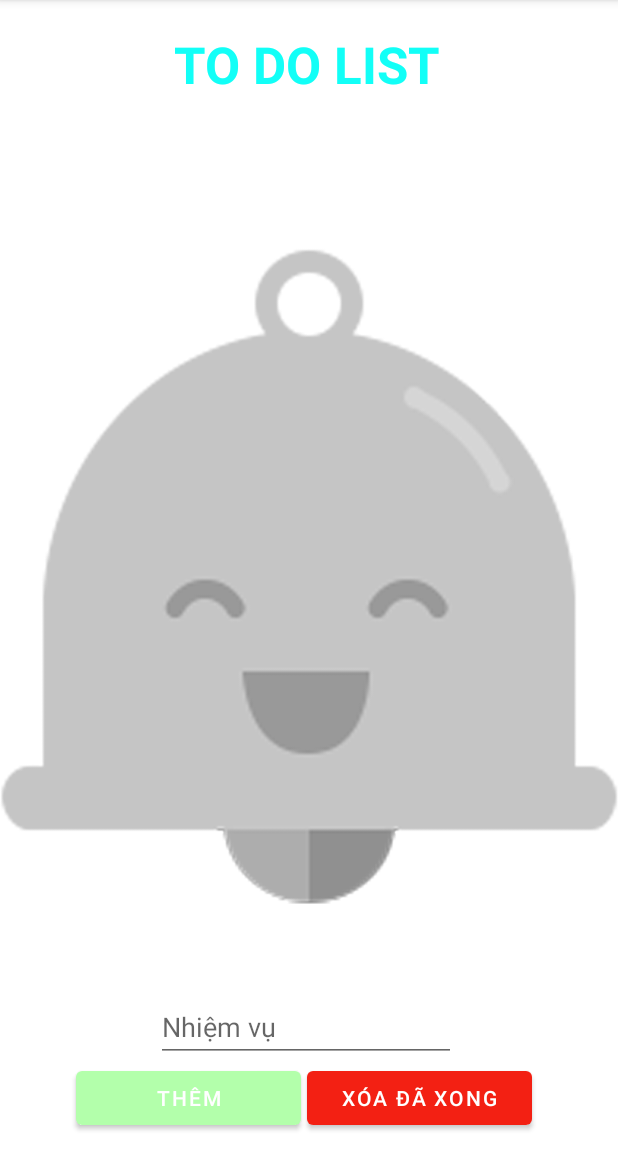
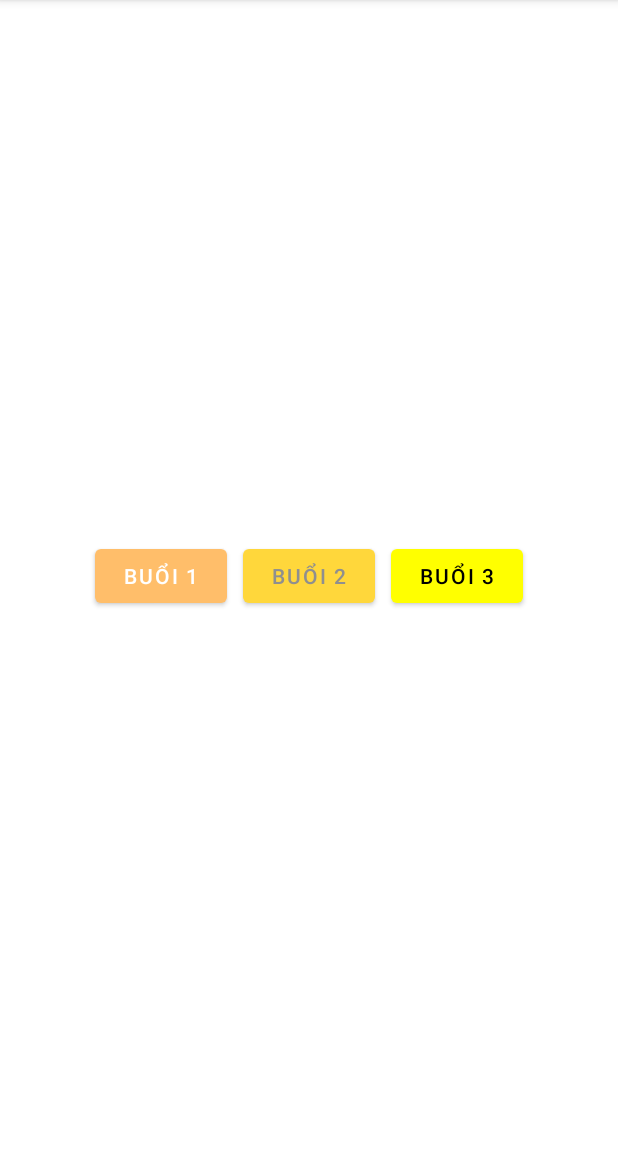
Before and after one commit to Namesiss/android, an Android app: the screen it shows after launch (MainActivity), on a phone screen of 412 x 824 dp, the part 84-1236 px from its top. Run offline under Robolectric (Android 15) with nearby library versions, the phone set to English and light mode, and no system bars.

Commit message:
Android Demo App

```diff
--- a/app/build.gradle
+++ b/app/build.gradle
@@ -40,6 +40,8 @@ dependencies {
     implementation 'androidx.appcompat:appcompat:1.2.0'
     implementation 'com.google.android.material:material:1.2.1'
     implementation 'androidx.constraintlayout:constraintlayout:2.0.1'
+    implementation 'androidx.legacy:legacy-support-v4:1.0.0'
+    implementation 'androidx.fragment:fragment:1.2.5'
     testImplementation 'junit:junit:4.+'
     androidTestImplementation 'androidx.test.ext:junit:1.1.2'
     androidTestImplementation 'androidx.test.espresso:espresso-core:3.3.0'
--- a/app/src/main/AndroidManifest.xml
+++ b/app/src/main/AndroidManifest.xml
@@ -9,6 +9,10 @@
         android:roundIcon="@mipmap/ic_launcher_round"
         android:supportsRtl="true"
         android:theme="@style/Theme.BasicKotlin">
+        <activity android:name=".day3.MainActivity"></activity>
+        <activity android:name=".day2.SecondaryActivity" />
+        <activity android:name=".day2.MainActivity" />
+        <activity android:name=".day1.MainActivity" />
         <activity android:name=".MainActivity">
             <intent-filter>
                 <action android:name="android.intent.action.MAIN" />
--- a/app/src/main/java/com/example/basickotlin/MainActivity.kt
+++ b/app/src/main/java/com/example/basickotlin/MainActivity.kt
@@ -1,31 +1,32 @@
 package com.example.basickotlin
 
+import android.content.Intent
 import androidx.appcompat.app.AppCompatActivity
 import android.os.Bundle
-import androidx.recyclerview.widget.LinearLayoutManager
+import android.view.View
 import kotlinx.android.synthetic.main.activity_main.*
+import com.example.basickotlin.day1.MainActivity as M1
+import com.example.basickotlin.day2.MainActivity as M2
 
 class MainActivity : AppCompatActivity() {
-    private lateinit var toDoAdapter: ToDoAdapter
+
     override fun onCreate(savedInstanceState: Bundle?) {
         super.onCreate(savedInstanceState)
         setContentView(R.layout.activity_main)
-        toDoAdapter = ToDoAdapter(mutableListOf())
-        rvTodoItems.adapter = toDoAdapter
-        rvTodoItems.layoutManager = LinearLayoutManager(this)
 
-        btnAdd.setOnClickListener {
-            val tdTitle = textTodo.text.toString()
-            println(tdTitle)
-            if(tdTitle.isNotEmpty()) {
-                val todo = ToDo(tdTitle)
-                toDoAdapter.addToDo(todo)
-                textTodo.text.clear()
+        val listener = View.OnClickListener { view ->
+            when(view.getId()) {
+                R.id.btnDay1 ->
+                    startActivity(Intent(this, M1::class.java))
+                R.id.btnDay2 ->
+                    startActivity(Intent(this, M2::class.java))
             }
         }
 
-        btnDelete.setOnClickListener {
-            toDoAdapter.deleteDoneTodos()
-        }
+        btnDay1.setOnClickListener(listener)
+        btnDay2.setOnClickListener(listener)
+        btnDay3.setOnClickListener(listener)
     }
+
+
 }
--- a/app/src/main/java/com/example/basickotlin/ToDo.kt
+++ b/app/src/main/java/com/example/basickotlin/day1/ToDo.kt
@@ -1,4 +1,4 @@
-package com.example.basickotlin
+package com.example.basickotlin.day1
 
 data class ToDo(
     var title: String,
--- a/app/src/main/java/com/example/basickotlin/ToDoAdapter.kt
+++ b/app/src/main/java/com/example/basickotlin/day1/ToDoAdapter.kt
@@ -1,13 +1,13 @@
-package com.example.basickotlin
+package com.example.basickotlin.day1
 
 import android.graphics.Paint.STRIKE_THRU_TEXT_FLAG
 
 import android.view.LayoutInflater
 import android.view.ViewGroup
 import android.view.View
-import android.widget.CheckBox
 import android.widget.TextView
 import androidx.recyclerview.widget.RecyclerView
+import com.example.basickotlin.R
 import kotlinx.android.synthetic.main.item_todo.view.*
 
 class ToDoAdapter(
--- a/app/src/main/res/layout/activity_main.xml
+++ b/app/src/main/res/layout/activity_main.xml
@@ -6,87 +6,45 @@
     android:layout_height="match_parent"
     tools:context=".MainActivity">
 
-    <ImageView
-        android:id="@+id/imageView"
-        android:layout_width="wrap_content"
-        android:layout_height="wrap_content"
-        app:layout_constraintBottom_toBottomOf="parent"
-        app:layout_constraintEnd_toEndOf="parent"
-        app:layout_constraintStart_toStartOf="parent"
-        app:layout_constraintTop_toTopOf="parent"
-        app:srcCompat="@drawable/bell" />
 
-    <androidx.recyclerview.widget.RecyclerView
-        android:id="@+id/rvTodoItems"
+    <LinearLayout
         android:layout_width="match_parent"
-        android:layout_height="0dp"
-        app:layout_constraintBottom_toTopOf="@+id/textTodo"
-        app:layout_constraintEnd_toEndOf="parent"
-        app:layout_constraintStart_toStartOf="parent"
-        app:layout_constraintTop_toBottomOf="@+id/textView" />
+        android:layout_height="match_parent"
+        android:gravity="center"
+        android:orientation="horizontal"
+        android:padding="5sp"
+        android:paddingLeft="5sp"
+        android:paddingTop="5sp"
+        android:paddingRight="5sp"
+        android:paddingBottom="5sp"
+        android:showDividers="middle">
 
-    <EditText
-        android:id="@+id/textTodo"
-        android:layout_width="200dp"
-        android:layout_height="46dp"
-        android:layout_marginStart="104dp"
-        android:layout_marginLeft="104dp"
-        android:layout_marginBottom="60dp"
-        android:hint="@string/item"
-        app:layout_constraintBottom_toBottomOf="parent"
-        app:layout_constraintStart_toStartOf="parent" />
+        <Button
+            android:id="@+id/btnDay1"
+            android:layout_width="wrap_content"
+            android:layout_height="wrap_content"
+            android:layout_margin="5sp"
+            android:text="Buổi 1"
+            app:backgroundTint="#FFBE6A" />
 
-    <androidx.constraintlayout.widget.Guideline
-        android:id="@+id/guideline"
-        android:layout_width="wrap_content"
-        android:layout_height="wrap_content"
-        android:orientation="horizontal"
-        app:layout_constraintGuide_begin="20dp" />
 
-    <androidx.constraintlayout.widget.Guideline
-        android:id="@+id/guideline2"
-        android:layout_width="wrap_content"
-        android:layout_height="wrap_content"
-        android:orientation="vertical"
-        app:layout_constraintGuide_begin="20dp" />
+        <Button
+            android:id="@+id/btnDay2"
+            android:layout_width="wrap_content"
+            android:layout_height="wrap_content"
+            android:layout_margin="5sp"
+            android:text="Buổi 2"
+            android:textColor="#8F8F8F"
+            app:backgroundTint="#FFD73B" />
 
-    <Button
-        android:id="@+id/btnAdd"
-        android:layout_width="150dp"
-        android:layout_height="wrap_content"
-        android:layout_marginEnd="4dp"
-        android:layout_marginRight="4dp"
-        android:layout_marginBottom="12dp"
-        android:text="@string/Add"
-        app:layout_constraintBottom_toBottomOf="parent"
-        app:layout_constraintEnd_toStartOf="@+id/btnDelete"
-        app:layout_constraintHorizontal_bias="1.0"
-        app:layout_constraintStart_toStartOf="parent" />
-
-    <TextView
-        android:id="@+id/textView"
-        android:layout_width="wrap_content"
-        android:layout_height="wrap_content"
-        android:layout_marginTop="20dp"
-        android:text="@string/to_do_list_title"
-        android:textColor="@color/primaryColor_2"
-        android:textSize="34sp"
-        android:textStyle="bold"
-        app:layout_constraintEnd_toEndOf="parent"
-        app:layout_constraintHorizontal_bias="0.497"
-        app:layout_constraintStart_toStartOf="parent"
-        app:layout_constraintTop_toTopOf="parent" />
-
-    <Button
-        android:id="@+id/btnDelete"
-        android:layout_width="150dp"
-        android:layout_height="wrap_content"
-        android:layout_marginEnd="57dp"
-        android:layout_marginRight="57dp"
-        android:layout_marginBottom="12dp"
-        android:text="@string/x_a_xong"
-        app:backgroundTint="@color/dangerColor"
-        app:layout_constraintBottom_toBottomOf="parent"
-        app:layout_constraintEnd_toEndOf="parent" />
+        <Button
+            android:id="@+id/btnDay3"
+            android:layout_width="wrap_content"
+            android:layout_height="wrap_content"
+            android:layout_margin="5sp"
+            android:text="Buổi 3"
+            android:textColor="#000000"
+            app:backgroundTint="#FFFF00" />
+    </LinearLayout>
 
 </androidx.constraintlayout.widget.ConstraintLayout>
--- a/app/src/main/res/values/strings.xml
+++ b/app/src/main/res/values/strings.xml
@@ -4,4 +4,6 @@
     <string name="x_a_xong">Xóa đã xong</string>
     <string name="to_do_list_title">TO DO LIST</string>
     <string name="Add">Thêm</string>
+    <!-- TODO: Remove or change this placeholder text -->
+    <string name="hello_blank_fragment">Hello blank fragment</string>
 </resources>
```
Also changed, not shown: app/src/main/java/com/example/basickotlin/day1/MainActivity.kt (added, +33 -0 lines), app/src/main/java/com/example/basickotlin/day2/BlankFragment.kt (added, +76 -0 lines), app/src/main/java/com/example/basickotlin/day2/MainActivity.kt (added, +51 -0 lines), app/src/main/java/com/example/basickotlin/day2/SecondaryActivity.kt (added, +56 -0 lines), app/src/main/java/com/example/basickotlin/day3/MainActivity.kt (added, +12 -0 lines), app/src/main/res/layout/activity_main2.xml (added, +90 -0 lines), app/src/main/res/layout/activity_main3.xml (added, +18 -0 lines), app/src/main/res/layout/activity_main4.xml (added, +18 -0 lines), app/src/main/res/layout/activity_secondary.xml (added, +37 -0 lines), app/src/main/res/layout/fragment_blank.xml (added, +16 -0 lines).
